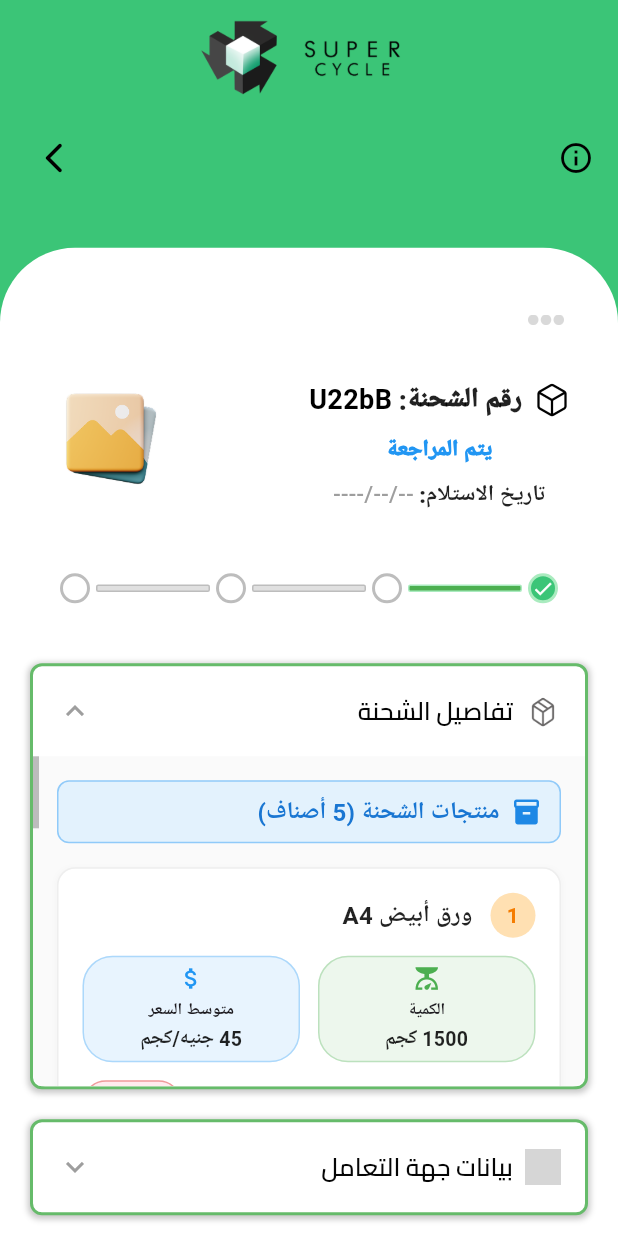
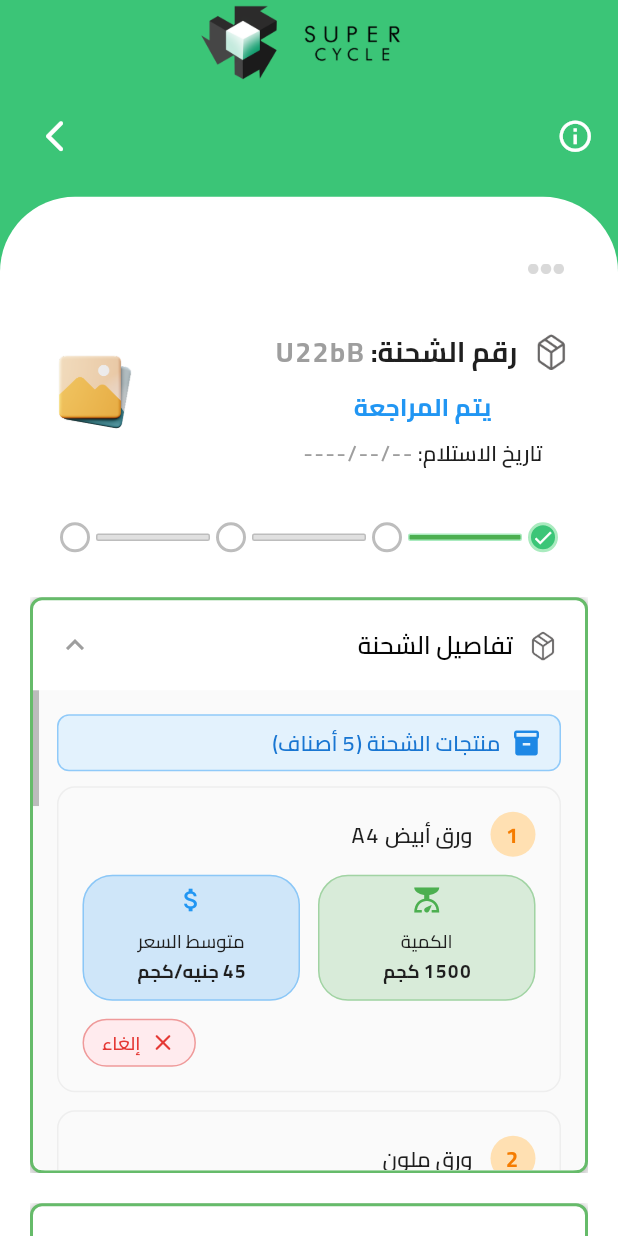
Before and after one commit to Project-SuperCycle/supercycle_app, a Flutter app: the ShippingDetalisViewBody screen opened directly, after a tap on "تفاصيل الشحنة", on a phone screen of 412 x 824 dp. Run offline on Flutter 3.47's test engine with Material 3 defaults, Android fonts, the phone set to English and light mode, and no system bars; our stand-ins replace curved_navigation_bar, dartz, device_preview, dio, dropdown_button2, equatable and 14 more; missing offline and left inert: flutter_facebook_auth; accounts and stored records are empty; network calls fail; grey boxes are pictures that could not be loaded.

Commit message:
feat(shipment_details): update sections UI

```diff
--- a/lib/core/utils/app_styles.dart
+++ b/lib/core/utils/app_styles.dart
@@ -5,7 +5,7 @@ import 'package:supercycle_app/core/utils/app_colors.dart';
 abstract class AppStyles {
   static const fontFamily = 'Cairo';
   static const textHeight = 1.2;
-  static const letterSpacing = 1.5;
+  static const letterSpacing = 1.2;
 
   // Styles 14
   static TextStyle styleRegular12(BuildContext context) {
--- a/lib/features/shipping_details/presentation/widgets/product_widgets.dart
+++ b/lib/features/shipping_details/presentation/widgets/product_widgets.dart
@@ -1,15 +1,13 @@
 import 'package:flutter/material.dart';
+import 'package:supercycle_app/core/utils/app_styles.dart';
 import 'package:supercycle_app/features/shipping_details/data/models/product.dart';
+import 'package:supercycle_app/generated/l10n.dart';
 
 class ProductCard extends StatelessWidget {
   final Product product;
   final int index;
 
-  const ProductCard({
-    super.key,
-    required this.product,
-    required this.index,
-  });
+  const ProductCard({super.key, required this.product, required this.index});
 
   @override
   Widget build(BuildContext context) {
@@ -17,17 +15,9 @@ class ProductCard extends StatelessWidget {
       margin: const EdgeInsets.only(bottom: 12),
       padding: const EdgeInsets.all(16),
       decoration: BoxDecoration(
-        color: Colors.white,
+        color: Colors.transparent,
         borderRadius: BorderRadius.circular(12),
         border: Border.all(color: Colors.grey.shade200),
-        boxShadow: [
-          BoxShadow(
-            color: Colors.grey.withOpacity(0.05),
-            spreadRadius: 1,
-            blurRadius: 2,
-            offset: const Offset(0, 1),
-          ),
-        ],
       ),
       child: Column(
         crossAxisAlignment: CrossAxisAlignment.start,
@@ -44,10 +34,9 @@ class ProductCard extends StatelessWidget {
                 child: Center(
                   child: Text(
                     '$index',
-                    style: TextStyle(
+                    style: AppStyles.styleSemiBold14(context).copyWith(
+                      color: Colors.orange.shade700,
                       fontWeight: FontWeight.bold,
-                      color: Colors.orange.shade700,
-                      fontSize: 14,
                     ),
                   ),
                 ),
@@ -56,11 +45,7 @@ class ProductCard extends StatelessWidget {
               Expanded(
                 child: Text(
                   product.type,
-                  style: const TextStyle(
-                    fontSize: 16,
-                    fontWeight: FontWeight.bold,
-                    color: Colors.black87,
-                  ),
+                  style: AppStyles.styleSemiBold14(context),
                 ),
               ),
             ],
@@ -109,18 +94,16 @@ class ProductCard extends StatelessWidget {
                   mainAxisSize: MainAxisSize.min,
                   children: [
                     Icon(
-                      Icons.close,
-                      size: 16,
+                      Icons.close_rounded,
+                      size: 18,
                       color: Colors.red.shade600,
                     ),
-                    const SizedBox(width: 4),
+                    const SizedBox(width: 6),
                     Text(
-                      'إلغاء',
-                      style: TextStyle(
-                        color: Colors.red.shade600,
-                        fontSize: 12,
-                        fontWeight: FontWeight.bold,
-                      ),
+                      S.of(context).close,
+                      style: AppStyles.styleSemiBold12(
+                        context,
+                      ).copyWith(color: Colors.red.shade600),
                     ),
                   ],
                 ),
@@ -150,34 +133,33 @@ class ProductDetail extends StatelessWidget {
   @override
   Widget build(BuildContext context) {
     return Container(
-      padding: const EdgeInsets.all(5),
+      padding: const EdgeInsets.all(6),
       decoration: BoxDecoration(
-        color: color.withOpacity(0.1),
+        color: color.withAlpha(50),
         borderRadius: BorderRadius.circular(20),
-        border: Border.all(color: color.withOpacity(0.3)),
+        border: Border.all(color: color.withAlpha(100)),
       ),
       child: Column(
         mainAxisSize: MainAxisSize.min,
         children: [
-          Icon(icon, size: 18, color: color),
-          const SizedBox(height: 4),
-          Text(
-            label,
-            style: const TextStyle(
-              fontSize: 11,
-              fontWeight: FontWeight.w600,
+          Icon(icon, size: 20, color: color),
+          const SizedBox(height: 10),
+          FittedBox(
+            fit: BoxFit.scaleDown,
+            child: Text(label, style: AppStyles.styleMedium12(context)),
+          ),
+          const SizedBox(height: 5),
+          FittedBox(
+            fit: BoxFit.scaleDown,
+            child: Text(
+              value,
+              style: AppStyles.styleSemiBold12(
+                context,
+              ).copyWith(fontWeight: FontWeight.bold),
+              textAlign: TextAlign.center,
             ),
           ),
-          const SizedBox(height: 2),
-          Text(
-            value,
-            style: const TextStyle(
-              fontSize: 13,
-              fontWeight: FontWeight.bold,
-              color: Colors.black87,
-            ),
-            textAlign: TextAlign.center,
-          ),
+          const SizedBox(height: 5),
         ],
       ),
     );
--- a/lib/features/shipping_details/presentation/widgets/shipment_details_content.dart
+++ b/lib/features/shipping_details/presentation/widgets/shipment_details_content.dart
@@ -1,4 +1,5 @@
 import 'package:flutter/material.dart';
+import 'package:supercycle_app/core/utils/app_styles.dart';
 import 'package:supercycle_app/features/shipping_details/data/models/product.dart';
 import 'product_widgets.dart';
 import 'shipment_summary.dart';
@@ -6,10 +7,7 @@ import 'shipment_summary.dart';
 class ShipmentDetailsContent extends StatelessWidget {
   final List<Product> products;
 
-  const ShipmentDetailsContent({
-    super.key,
-    required this.products,
-  });
+  const ShipmentDetailsContent({super.key, required this.products});
 
   @override
   Widget build(BuildContext context) {
@@ -25,39 +23,28 @@ class ShipmentDetailsContent extends StatelessWidget {
           ),
           child: Row(
             children: [
-              Icon(
-                Icons.inventory_2,
-                color: Colors.blue.shade600,
-                size: 20,
-              ),
+              Icon(Icons.inventory_2, color: Colors.blue.shade600, size: 20),
               const SizedBox(width: 8),
               Text(
                 'منتجات الشحنة (${products.length} أصناف)',
-                style: TextStyle(
-                  fontSize: 16,
-                  fontWeight: FontWeight.bold,
-                  color: Colors.blue.shade700,
-                ),
+                style: AppStyles.styleSemiBold14(
+                  context,
+                ).copyWith(color: Colors.blue.shade700),
               ),
             ],
           ),
         ),
-        const SizedBox(height: 16),
+        const SizedBox(height: 10),
 
         ...products.asMap().entries.map((entry) {
           int index = entry.key;
           Product product = entry.value;
           return ProductCard(product: product, index: index + 1);
-        }).toList(),
-
-        const SizedBox(height: 16),
+        }),
         Divider(color: Colors.grey.shade300),
         const SizedBox(height: 16),
-
         ShipmentSummary(products: products),
-
         const SizedBox(height: 16),
-        Divider(color: Colors.grey.shade300),
       ],
     );
   }
--- a/lib/features/shipping_details/presentation/widgets/shipment_header.dart
+++ b/lib/features/shipping_details/presentation/widgets/shipment_header.dart
@@ -1,4 +1,6 @@
 import 'package:flutter/material.dart';
+import 'package:supercycle_app/core/utils/app_assets.dart';
+import 'package:supercycle_app/core/utils/app_styles.dart';
 
 class ShipmentHeader extends StatelessWidget {
   const ShipmentHeader({super.key});
@@ -9,20 +11,16 @@ class ShipmentHeader extends StatelessWidget {
       textDirection: TextDirection.ltr,
       children: [
         Container(
-          width: 100,
-          height: 100,
+          width: 80,
+          height: 80,
           decoration: BoxDecoration(borderRadius: BorderRadius.circular(12)),
           child: ClipRRect(
-            borderRadius: BorderRadius.circular(12),
             child: Image.asset(
-              'assets/images/photoGallery.png',
+              AppAssets.photoGallery,
               fit: BoxFit.cover,
               errorBuilder: (context, error, stackTrace) {
                 return Container(
-                  decoration: BoxDecoration(
-                    color: Colors.grey.shade200,
-                    borderRadius: BorderRadius.circular(12),
-                  ),
+                  decoration: BoxDecoration(color: Colors.grey.shade200),
                   child: const Icon(
                     Icons.image_outlined,
                     size: 40,
@@ -37,19 +35,16 @@ class ShipmentHeader extends StatelessWidget {
         Padding(
           padding: const EdgeInsets.all(12),
           child: Column(
-            crossAxisAlignment: CrossAxisAlignment.center,
             children: [
               Row(
                 textDirection: TextDirection.rtl,
                 mainAxisAlignment: MainAxisAlignment.center,
                 children: [
-                  SizedBox(
-                    width: 24,
-                    height: 24,
-                    child: ClipRRect(
+                  ClipRRect(
                     child: Image.asset(
-                        'assets/images/Box-Perspective-Big.png',
-                        fit: BoxFit.contain,
+                      AppAssets.boxPerspective,
+                      width: 25,
+                      fit: BoxFit.cover,
                       errorBuilder: (context, error, stackTrace) {
                         return const Icon(
                           Icons.inventory_2_outlined,
@@ -59,54 +54,41 @@ class ShipmentHeader extends StatelessWidget {
                       },
                     ),
                   ),
+                  const SizedBox(width: 10),
+                  Text(
+                    'رقم الشحنة: ',
+                    style: AppStyles.styleSemiBold18(
+                      context,
+                    ).copyWith(fontWeight: FontWeight.bold),
                   ),
-                  const SizedBox(width: 8),
-                  const Text(
-                    'رقم الشحنة: ',
-                    style: TextStyle(
-                      fontSize: 18,
-                      fontWeight: FontWeight.w900,
-                      color: Colors.black87,
-                    ),
-                  ),
-                  const Text(
+                  Text(
                     'U22bB',
-                    style: TextStyle(
-                      fontSize: 18,
-                      fontWeight: FontWeight.bold,
-                      color: Colors.black,
-                    ),
+                    style: AppStyles.styleSemiBold18(
+                      context,
+                    ).copyWith(fontWeight: FontWeight.bold, color: Colors.grey),
                   ),
                 ],
               ),
-              const SizedBox(height: 8),
-              const Text(
+              const SizedBox(height: 12),
+              Text(
                 'يتم المراجعة',
-                style: TextStyle(
-                  color: Colors.blue,
-                  fontSize: 15,
-                  fontWeight: FontWeight.w900,
+                style: AppStyles.styleSemiBold16(
+                  context,
+                ).copyWith(fontWeight: FontWeight.bold, color: Colors.blue),
               ),
-              ),
-              const SizedBox(height: 8),
-              const Row(
+              const SizedBox(height: 12),
+              Row(
                 mainAxisAlignment: MainAxisAlignment.end,
                 children: [
                   Text(
                     'تاريخ الاستلام: ',
-                    style: TextStyle(
-                      color: Colors.black87,
-                      fontSize: 15,
-                      fontWeight: FontWeight.w800,
-                    ),
+                    style: AppStyles.styleSemiBold14(context),
                   ),
                   Text(
                     '--/--/----',
-                    style: TextStyle(
-                      color: Colors.grey,
-                      fontSize: 15,
-                      fontWeight: FontWeight.w500,
-                    ),
+                    style: AppStyles.styleSemiBold14(
+                      context,
+                    ).copyWith(color: Colors.grey),
                   ),
                 ],
               ),
--- a/lib/features/shipping_details/presentation/widgets/shipment_summary.dart
+++ b/lib/features/shipping_details/presentation/widgets/shipment_summary.dart
@@ -1,13 +1,12 @@
 import 'package:flutter/material.dart';
+import 'package:supercycle_app/core/utils/app_colors.dart';
+import 'package:supercycle_app/core/utils/app_styles.dart';
 import 'package:supercycle_app/features/shipping_details/data/models/product.dart';
 
 class ShipmentSummary extends StatelessWidget {
   final List<Product> products;
 
-  const ShipmentSummary({
-    super.key,
-    required this.products,
-  });
+  const ShipmentSummary({super.key, required this.products});
 
   @override
   Widget build(BuildContext context) {
@@ -41,66 +40,65 @@ class ShipmentSummary extends StatelessWidget {
           Row(
             children: [
               Icon(
-                Icons.calculate,
+                Icons.calculate_rounded,
                 color: Colors.green.shade600,
-                size: 24,
+                size: 25,
               ),
               const SizedBox(width: 8),
               Text(
                 'إجمالي الشحنة',
-                style: TextStyle(
-                  fontSize: 18,
-                  fontWeight: FontWeight.bold,
-                  color: Colors.green.shade700,
-                ),
+                style: AppStyles.styleSemiBold14(
+                  context,
+                ).copyWith(fontWeight: FontWeight.bold),
               ),
             ],
           ),
-          const SizedBox(height: 12),
+          const SizedBox(height: 16),
           Row(
             mainAxisAlignment: MainAxisAlignment.spaceBetween,
             children: [
-              Column(
+              Expanded(
+                child: Column(
                   crossAxisAlignment: CrossAxisAlignment.start,
                   children: [
                     Text(
                       'إجمالي الكمية',
-                    style: TextStyle(
-                      fontSize: 14,
-                      color: Colors.green.shade600,
-                      fontWeight: FontWeight.w600,
+                      style: AppStyles.styleSemiBold14(
+                        context,
+                      ).copyWith(color: Colors.green.shade600),
                     ),
-                  ),
+                    SizedBox(height: 10),
                     Text(
                       '${totalQuantity.toString()} كجم',
-                    style: const TextStyle(
-                      fontSize: 16,
-                      fontWeight: FontWeight.bold,
-                      color: Colors.black87,
-                    ),
+                      style: AppStyles.styleSemiBold14(
+                        context,
+                      ).copyWith(fontWeight: FontWeight.bold),
                     ),
                   ],
                 ),
-              Column(
-                crossAxisAlignment: CrossAxisAlignment.end,
+              ),
+              Expanded(
+                child: Column(
+                  crossAxisAlignment: CrossAxisAlignment.start,
                   children: [
-                  Text(
+                    FittedBox(
+                      fit: BoxFit.scaleDown,
+                      child: Text(
                         'إجمالي القيمة التقديرية',
-                    style: TextStyle(
-                      fontSize: 14,
-                      color: Colors.green.shade600,
-                      fontWeight: FontWeight.w600,
+                        style: AppStyles.styleSemiBold14(
+                          context,
+                        ).copyWith(color: Colors.green.shade600),
                       ),
                     ),
+                    SizedBox(height: 10),
                     Text(
                       '${totalValue.toStringAsFixed(0)} جنيه',
-                    style: const TextStyle(
-                      fontSize: 16,
-                      fontWeight: FontWeight.bold,
-                      color: Colors.black87,
-                    ),
+                      style: AppStyles.styleSemiBold14(
+                        context,
+                      ).copyWith(fontWeight: FontWeight.bold),
                     ),
                   ],
+                ),
               ),
             ],
           ),
--- a/lib/features/shipping_details/presentation/widgets/shipping_details_view_body.dart
+++ b/lib/features/shipping_details/presentation/widgets/shipping_details_view_body.dart
@@ -3,6 +3,7 @@ import 'package:go_router/go_router.dart';
 import 'package:supercycle_app/core/constants.dart';
 import 'package:supercycle_app/core/routes/end_points.dart';
 import 'package:supercycle_app/core/helpers/custom_back_button.dart';
+import 'package:supercycle_app/core/utils/app_assets.dart';
 import 'package:supercycle_app/core/widgets/shipment/client_data_content.dart';
 import 'package:supercycle_app/core/widgets/shipment/expandable_section.dart';
 import 'package:supercycle_app/core/widgets/shipment/notes_content.dart';
@@ -25,7 +26,6 @@ class ShippingDetalisViewBody extends StatefulWidget {
 class _ShippingDetalisViewBodyState extends State<ShippingDetalisViewBody> {
   bool isShipmentDetailsExpanded = false;
   bool isClientDataExpanded = false;
-
   late List<Product> shipmentProducts;
   List<String> notes = [
     'تم فحص المنتجات والتأكد من جودتها',
@@ -48,10 +48,8 @@ class _ShippingDetalisViewBodyState extends State<ShippingDetalisViewBody> {
         child: SafeArea(
           child: Column(
             children: [
-              const SizedBox(height: 10),
               const ShipmentLogo(),
-
-              const SizedBox(height: 20),
+              const SizedBox(height: 15),
               Padding(
                 padding: const EdgeInsets.symmetric(horizontal: 16.0),
                 child: Row(
@@ -60,24 +58,24 @@ class _ShippingDetalisViewBodyState extends State<ShippingDetalisViewBody> {
                     Icon(
                       textDirection: TextDirection.ltr,
                       Icons.info_outline,
-                      color: Colors.black,
+                      size: 25,
+                      color: Colors.white,
                     ),
                     CustomBackButton(
-                      color: Colors.black,
-                      size: 24,
+                      color: Colors.white,
+                      size: 25,
                       onPressed: () {
                         GoRouter.of(
                           context,
-                        ).pushReplacement(EndPoints.salesProcessView);
+                        ).pushReplacement(EndPoints.homeView);
                       },
                     ),
                   ],
                 ),
               ),
-
               Expanded(
                 child: Container(
-                  margin: const EdgeInsets.only(top: 40),
+                  margin: const EdgeInsets.only(top: 20),
                   decoration: const BoxDecoration(
                     color: Colors.white,
                     borderRadius: BorderRadius.only(
@@ -85,6 +83,12 @@ class _ShippingDetalisViewBodyState extends State<ShippingDetalisViewBody> {
                       topRight: Radius.circular(50),
                     ),
                   ),
+                  // إضافة clipBehavior لقطع أي محتوى خارج الحدود
+                  clipBehavior: Clip.antiAlias,
+                  child: Column(
+                    children: [
+                      // جعل المحتوى قابل للتمرير داخل Expanded
+                      Expanded(
                         child: SingleChildScrollView(
                           physics: const BouncingScrollPhysics(),
                           padding: const EdgeInsets.all(20),
@@ -95,40 +99,42 @@ class _ShippingDetalisViewBodyState extends State<ShippingDetalisViewBody> {
                                 padding: const EdgeInsets.all(16.0),
                                 child: const SettingsIcon(),
                               ),
-
                               const ShipmentHeader(),
+                              const SizedBox(height: 16),
+                              const ProgressBar(completedSteps: 1),
                               const SizedBox(height: 20),
-
-                        const ProgressBar(completedSteps: 1),
-                        const SizedBox(height: 30),
-
-                        ExpandableSection(
+                              // تطبيق overflow constraints على ExpandableSection
+                              ClipRect(
+                                child: ExpandableSection(
                                   title: 'تفاصيل الشحنة',
-                          iconPath: 'assets/images/Box-Perspective2.png',
+                                  iconPath: AppAssets.boxPerspective,
                                   isExpanded: isShipmentDetailsExpanded,
-                          maxHeight: 220,
+                                  maxHeight: 320,
                                   onTap: _toggleShipmentDetails,
                                   content: ShipmentDetailsContent(
                                     products: shipmentProducts,
                                   ),
                                 ),
+                              ),
                               const SizedBox(height: 20),
-
-                        ExpandableSection(
+                              ClipRect(
+                                child: ExpandableSection(
                                   title: 'بيانات جهة التعامل',
-                          iconPath: 'assets/images/Box-Perspective.png',
+                                  iconPath: AppAssets.entityCard,
                                   isExpanded: isClientDataExpanded,
-                          maxHeight: 220,
+                                  maxHeight: 320,
                                   onTap: _toggleClientData,
                                   content: const ClientDataContent(),
                                 ),
-
+                              ),
                               const SizedBox(height: 30),
                               NotesContent(notes: notes),
-
-                        const SizedBox(height: 50),
+                              const SizedBox(height: 30),
                             ],
                           ),
+                        ),
+                      ),
+                    ],
                   ),
                 ),
               ),
```
Lines whose indentation alone changed are shown as unchanged.
